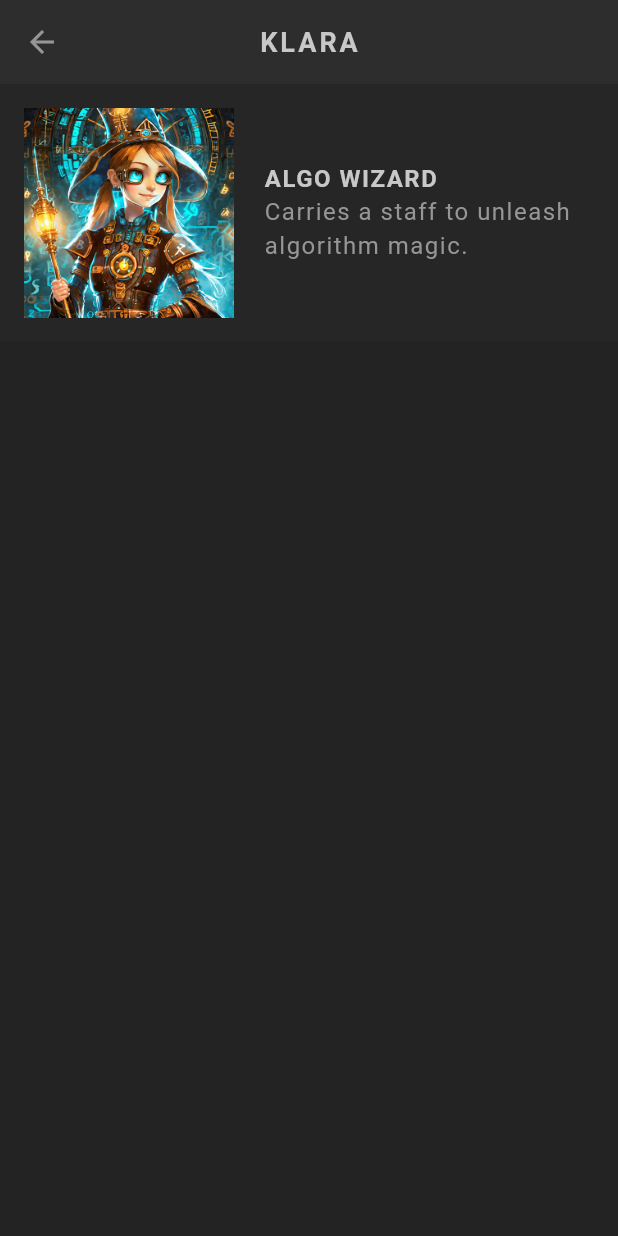
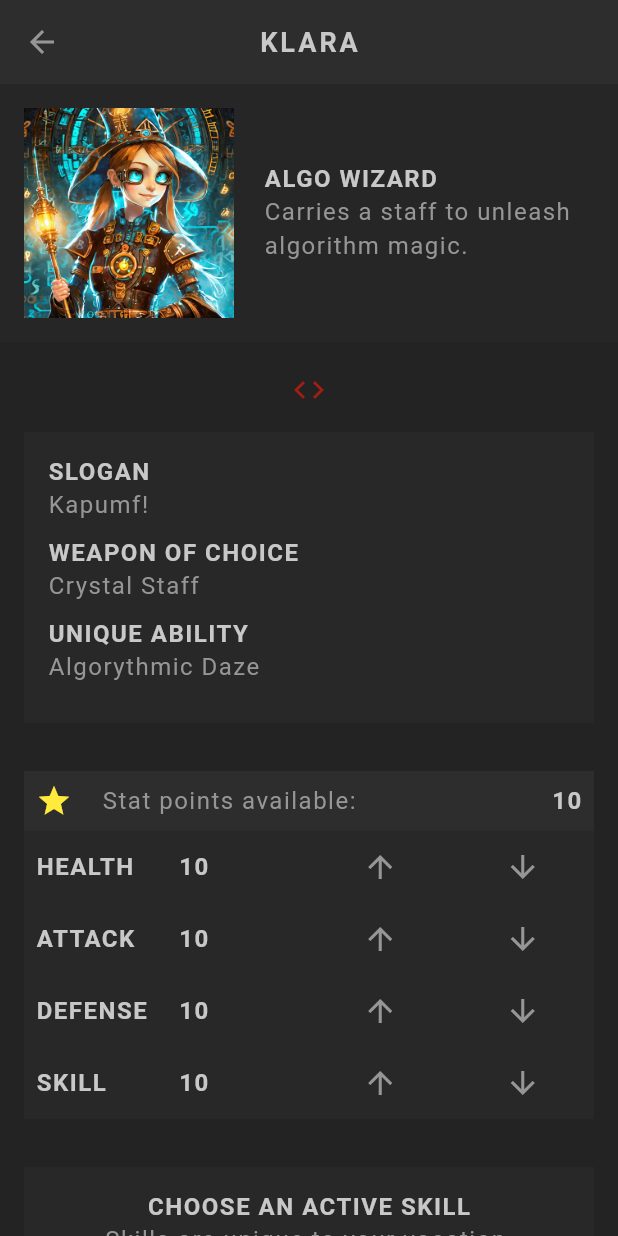
Before and after one commit to kabelom86/flutter_rpg, a Flutter app: the screen it shows after launch, after a tap on the "arrow forward" icon, on a phone screen of 412 x 824 dp. Run offline on Flutter 3.47's test engine with Material 3 defaults, Android fonts, the phone set to English and light mode, and no system bars; our stand-ins replace google_fonts; Roboto replaces fonts that are missing (Kanit).

Commit message:
added new files for skills and added table. completed profile screen

```diff
--- a/lib/models/character.dart
+++ b/lib/models/character.dart
@@ -3,12 +3,12 @@ import 'package:flutter_rpg/models/stats.dart';
 import 'package:flutter_rpg/models/vocation.dart';
 
 class Character with Stats {
-  // Constructor
+  // constructor
   Character({
     required this.name,
     required this.slogan,
+    required this.vocation,
     required this.id,
-    required this.vocation,
   });
 
   // fields
@@ -20,14 +20,14 @@ class Character with Stats {
   bool _isFav = false;
 
   // getters
-  bool get isFav => _isFav;
+  get isFav => _isFav;
 
   // methods
   void toggleIsFav() {
     _isFav = !_isFav;
   }
 
-  void updateSkill(Skill skill) {
+  void updateSkills(Skill skill) {
     skills.clear();
     skills.add(skill);
   }
--- a/lib/models/stats.dart
+++ b/lib/models/stats.dart
@@ -5,6 +5,24 @@ mixin Stats {
   int _defense = 10;
   int _skill = 10;
 
+  // getters
+  int get points => _points;
+
+  List<Map<String, String>> get statsAsFormattedList => [
+        {'title': 'health', 'value': _health.toString()},
+        {'title': 'attack', 'value': _attack.toString()},
+        {'title': 'defense', 'value': _defense.toString()},
+        {'title': 'skill', 'value': _skill.toString()}
+      ];
+
+  Map<String, int> get statsAsMap => {
+        "health": _health,
+        "attack": _attack,
+        "defense": _defense,
+        "skill": _skill,
+      };
+
+  // methods
   void increaseStat(String stat) {
     if (_points > 0) {
       if (stat == 'health') {
--- a/lib/screens/profile/profile.dart
+++ b/lib/screens/profile/profile.dart
@@ -1,5 +1,8 @@
 import 'package:flutter/material.dart';
 import 'package:flutter_rpg/models/character.dart';
+import 'package:flutter_rpg/screens/profile/skill_list.dart';
+import 'package:flutter_rpg/screens/profile/stats_table.dart';
+import 'package:flutter_rpg/shared/styled_button.dart';
 import 'package:flutter_rpg/shared/styled_text.dart';
 import 'package:flutter_rpg/themes.dart';
 
@@ -45,10 +48,54 @@ class Profile extends StatelessWidget {
             ),
 
             // weapon and ability
+            const SizedBox(height: 20),
+            Center(child: Icon(Icons.code, color: AppColors.primaryColor)),
+
+            Padding(
+              padding: const EdgeInsets.all(16),
+              child: Container(
+                width: double.infinity,
+                padding: const EdgeInsets.all(16),
+                color: AppColors.secondaryColor.withOpacity(0.5),
+                child: Column(
+                  crossAxisAlignment: CrossAxisAlignment.start,
+                  children: [
+                    const StyledHeadline('Slogan'),
+                    StyledText(character.slogan),
+                    const SizedBox(height: 10),
+                    const StyledHeadline('Weapon of Choice'),
+                    StyledText(character.vocation.weapon),
+                    const SizedBox(height: 10),
+                    const StyledHeadline('Unique Ability'),
+                    StyledText(character.vocation.ability),
+                    const SizedBox(height: 10),
+                  ],
+                ),
+              ),
+            ),
 
             // stats & skills
+            Container(
+              alignment: Alignment.center,
+              child: Column(children: [
+                StatsTable(character),
+                SkillList(character),
+              ]),
+            ),
 
             // save button
+            StyledButton(
+                onPressed: () {
+                  // show snackbar
+                  ScaffoldMessenger.of(context).showSnackBar(SnackBar(
+                    content: const StyledHeadline('Character saved.'),
+                    showCloseIcon: true,
+                    backgroundColor: AppColors.secondaryColor,
+                    duration: const Duration(seconds: 2),
+                  ));
+                },
+                child: const StyledHeadline('save character')),
+            const SizedBox(height: 20),
           ],
         ),
       ),
--- /dev/null
+++ b/lib/screens/profile/skill_list.dart
@@ -0,0 +1,77 @@
+import 'package:flutter/material.dart';
+import 'package:flutter_rpg/models/character.dart';
+import 'package:flutter_rpg/models/skill.dart';
+import 'package:flutter_rpg/shared/styled_text.dart';
+import 'package:flutter_rpg/themes.dart';
+
+class SkillList extends StatefulWidget {
+  const SkillList(this.character, {super.key});
+
+  final Character character;
+
+  @override
+  State<SkillList> createState() => _SkillListState();
+}
+
+class _SkillListState extends State<SkillList> {
+  late List<Skill> availableSkills;
+  late Skill selectedSkill;
+
+  @override
+  void initState() {
+    availableSkills = allSkills.where((skill) {
+      return skill.vocation == widget.character.vocation;
+    }).toList();
+
+    if (widget.character.skills.isEmpty) {
+      selectedSkill = availableSkills[0];
+    }
+    if (widget.character.skills.isNotEmpty) {
+      selectedSkill = widget.character.skills.first;
+    }
+
+    super.initState();
+  }
+
+  @override
+  Widget build(BuildContext context) {
+    return Padding(
+        padding: const EdgeInsets.all(16),
+        child: Container(
+          padding: const EdgeInsets.all(16),
+          color: AppColors.secondaryColor.withOpacity(0.5),
+          child: Column(
+            children: [
+              const StyledHeadline('Choose an active skill'),
+              const StyledText('Skills are unique to your vocation.'),
+              const SizedBox(height: 20),
+              Row(
+                  mainAxisAlignment: MainAxisAlignment.center,
+                  children: availableSkills.map((skill) {
+                    return Container(
+                      margin: const EdgeInsets.all(5),
+                      padding: const EdgeInsets.all(2),
+                      color: skill == selectedSkill
+                          ? Colors.yellow
+                          : Colors.transparent,
+                      child: GestureDetector(
+                        onTap: () {
+                          setState(() {
+                            widget.character.updateSkills(skill);
+                            selectedSkill = skill;
+                          });
+                        },
+                        child: Image.asset(
+                          'assets/img/skills/${skill.image}',
+                          width: 70,
+                        ),
+                      ),
+                    );
+                  }).toList()),
+              const SizedBox(height: 10),
+              StyledText(selectedSkill.name),
+            ],
+          ),
+        ));
+  }
+}
--- /dev/null
+++ b/lib/screens/profile/stats_table.dart
@@ -0,0 +1,99 @@
+import 'package:flutter/material.dart';
+import 'package:flutter_rpg/models/character.dart';
+import 'package:flutter_rpg/shared/styled_text.dart';
+import 'package:flutter_rpg/themes.dart';
+
+class StatsTable extends StatefulWidget {
+  const StatsTable(this.character, {super.key});
+
+  final Character character;
+
+  @override
+  State<StatsTable> createState() => _StatsTableState();
+}
+
+class _StatsTableState extends State<StatsTable> {
+  @override
+  Widget build(BuildContext context) {
+    return Padding(
+      padding: const EdgeInsets.all(16.0),
+      child: Column(
+        children: [
+          // available points
+          Container(
+              color: AppColors.secondaryColor,
+              padding: const EdgeInsets.all(8),
+              child: Row(
+                children: [
+                  Icon(
+                    Icons.star,
+                    color: widget.character.points > 0
+                        ? Colors.yellow
+                        : Colors.grey,
+                  ),
+                  const SizedBox(width: 20),
+                  const StyledText('Stat points available:'),
+                  const Expanded(child: SizedBox()),
+                  StyledHeadline(widget.character.points.toString())
+                ],
+              )),
+
+          // stats table
+          Table(
+              children: widget.character.statsAsFormattedList.map((stat) {
+            return TableRow(
+                decoration: BoxDecoration(
+                    color: AppColors.secondaryColor.withOpacity(0.5)),
+                children: [
+                  // stat title (e.g. health)
+                  TableCell(
+                    verticalAlignment: TableCellVerticalAlignment.middle,
+                    child: Padding(
+                      padding: const EdgeInsets.all(8.0),
+                      child: StyledHeadline(stat['title']!),
+                    ),
+                  ),
+
+                  // stat value
+                  TableCell(
+                    verticalAlignment: TableCellVerticalAlignment.middle,
+                    child: Padding(
+                      padding: const EdgeInsets.all(8.0),
+                      child: StyledHeadline(stat['value']!),
+                    ),
+                  ),
+
+                  // icon to increase stat
+                  TableCell(
+                    verticalAlignment: TableCellVerticalAlignment.middle,
+                    child: IconButton(
+                      icon:
+                          Icon(Icons.arrow_upward, color: AppColors.textColor),
+                      onPressed: () {
+                        setState(() {
+                          widget.character.increaseStat(stat['title']!);
+                        });
+                      },
+                    ),
+                  ),
+
+                  // icon to decrease stat
+                  TableCell(
+                    verticalAlignment: TableCellVerticalAlignment.middle,
+                    child: GestureDetector(
+                      child: Icon(Icons.arrow_downward,
+                          color: AppColors.textColor),
+                      onTap: () {
+                        setState(() {
+                          widget.character.decreaseStat(stat['title']!);
+                        });
+                      },
+                    ),
+                  ),
+                ]);
+          }).toList()),
+        ],
+      ),
+    );
+  }
+}
```
